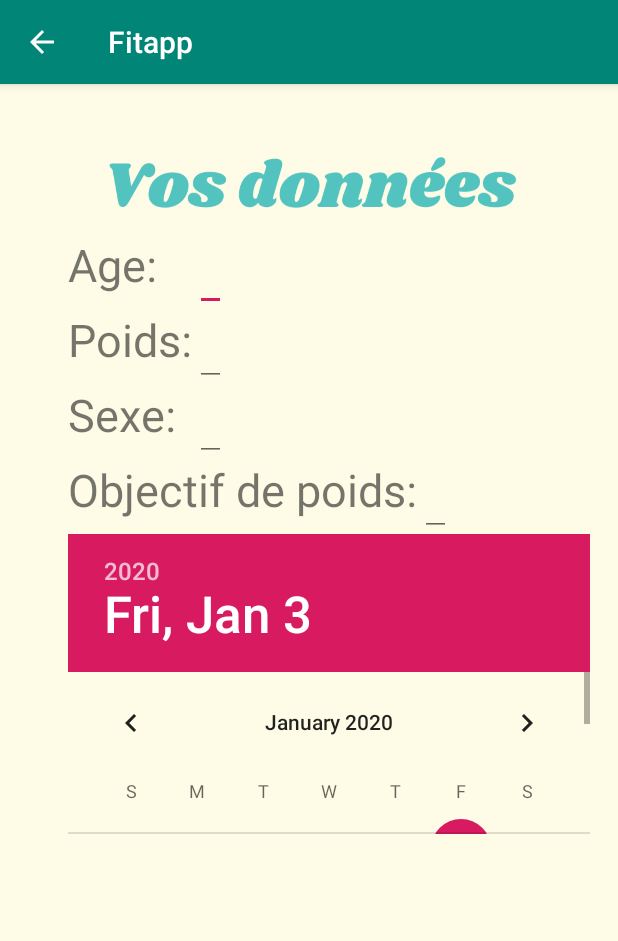
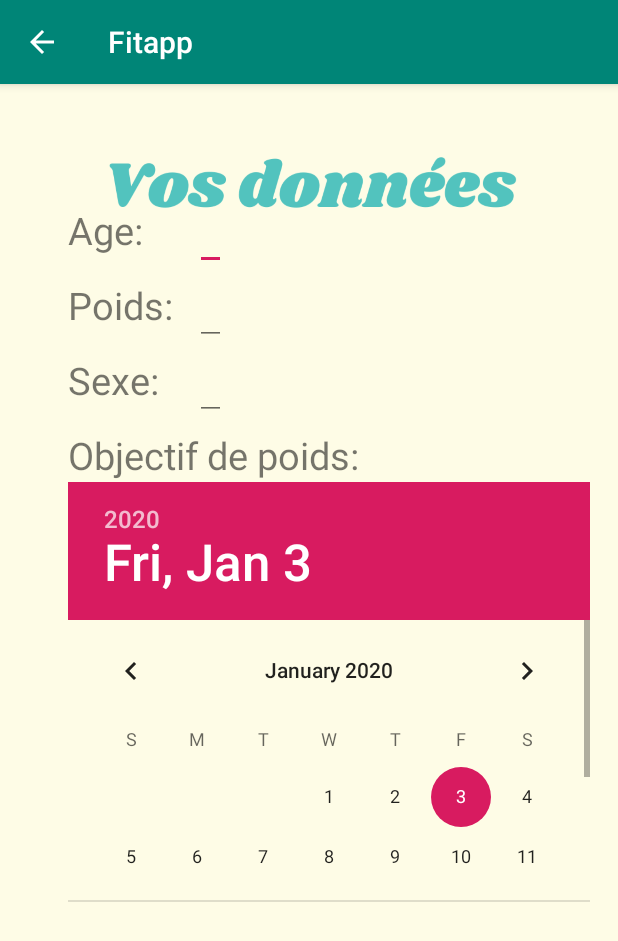
Before and after one commit to MikailINTech/fitapp, an Android app: the dataActivity screen opened directly, with no data from a screen before it, on a phone screen of 412 x 824 dp. Shown: the top 941 px of the screen. Run offline under Robolectric (Android 15) with nearby library versions, the phone set to English and light mode, and no system bars.

Commit message:
ajustement de la mise en page des données

```diff
--- a/Fitapp/app/src/main/res/layout/activity_data.xml
+++ b/Fitapp/app/src/main/res/layout/activity_data.xml
@@ -8,7 +8,8 @@
 
     <androidx.constraintlayout.widget.ConstraintLayout
         android:layout_width="match_parent"
-        android:layout_height="match_parent">
+        android:layout_height="match_parent"
+        android:layout_gravity="center">
 
         <EditText
             android:id="@+id/age"
@@ -16,9 +17,9 @@
             android:layout_height="wrap_content"
             android:layout_marginStart="130dp"
             android:layout_marginLeft="130dp"
-            android:layout_marginTop="96dp"
+            android:layout_marginTop="76dp"
             android:text=""
-            android:textSize="25dp"
+            android:textSize="20dp"
             app:layout_constraintStart_toStartOf="parent"
             app:layout_constraintTop_toTopOf="parent"></EditText>
 
@@ -28,9 +29,9 @@
             android:layout_height="56dp"
             android:layout_marginStart="45dp"
             android:layout_marginLeft="45dp"
-            android:layout_marginTop="100dp"
+            android:layout_marginTop="80dp"
             android:text="Age: "
-            android:textSize="30dp"
+            android:textSize="25dp"
             app:layout_constraintStart_toStartOf="parent"
             app:layout_constraintTop_toTopOf="parent" />
         <EditText
@@ -39,9 +40,9 @@
             android:layout_height="wrap_content"
             android:layout_marginStart="130dp"
             android:layout_marginLeft="130dp"
-            android:layout_marginTop="146dp"
+            android:layout_marginTop="126dp"
             android:text=""
-            android:textSize="25dp"
+            android:textSize="20dp"
             app:layout_constraintStart_toStartOf="parent"
             app:layout_constraintTop_toTopOf="parent"></EditText>
         <TextView
@@ -50,9 +51,9 @@
             android:layout_height="56dp"
             android:layout_marginStart="45dp"
             android:layout_marginLeft="45dp"
-            android:layout_marginTop="150dp"
+            android:layout_marginTop="130dp"
             android:text="Poids: "
-            android:textSize="30dp"
+            android:textSize="25dp"
             app:layout_constraintStart_toStartOf="parent"
             app:layout_constraintTop_toTopOf="parent" />
         <EditText
@@ -61,9 +62,9 @@
             android:layout_height="wrap_content"
             android:layout_marginStart="130dp"
             android:layout_marginLeft="130dp"
-            android:layout_marginTop="196dp"
+            android:layout_marginTop="176dp"
             android:text=""
-            android:textSize="25dp"
+            android:textSize="20dp"
             app:layout_constraintStart_toStartOf="parent"
             app:layout_constraintTop_toTopOf="parent"></EditText>
         <TextView
@@ -72,9 +73,9 @@
             android:layout_height="56dp"
             android:layout_marginStart="45dp"
             android:layout_marginLeft="45dp"
-            android:layout_marginTop="200dp"
+            android:layout_marginTop="180dp"
             android:text="Sexe: "
-            android:textSize="30dp"
+            android:textSize="25dp"
             app:layout_constraintStart_toStartOf="parent"
             app:layout_constraintTop_toTopOf="parent" />
         <EditText
@@ -83,9 +84,9 @@
             android:layout_height="wrap_content"
             android:layout_marginStart="280dp"
             android:layout_marginLeft="280dp"
-            android:layout_marginTop="246dp"
+            android:layout_marginTop="226dp"
             android:text=""
-            android:textSize="25dp"
+            android:textSize="20dp"
             app:layout_constraintStart_toStartOf="parent"
             app:layout_constraintTop_toTopOf="parent"></EditText>
         <TextView
@@ -94,18 +95,18 @@
             android:layout_height="56dp"
             android:layout_marginStart="45dp"
             android:layout_marginLeft="45dp"
-            android:layout_marginTop="250dp"
+            android:layout_marginTop="230dp"
             android:text="Objectif de poids: "
-            android:textSize="30dp"
+            android:textSize="25dp"
             app:layout_constraintStart_toStartOf="parent"
             app:layout_constraintTop_toTopOf="parent" />
 
         <DatePicker
             android:datePickerMode="calendar"
             android:layout_width="wrap_content"
-            android:layout_height="200dp"
+            android:layout_height="280dp"
             android:layout_marginStart="45dp"
-            android:layout_marginTop="300dp"
+            android:layout_marginTop="265dp"
             android:layout_marginLeft="150dp"
             app:layout_constraintStart_toStartOf="parent"
             app:layout_constraintTop_toTopOf="parent" ></DatePicker>
```
